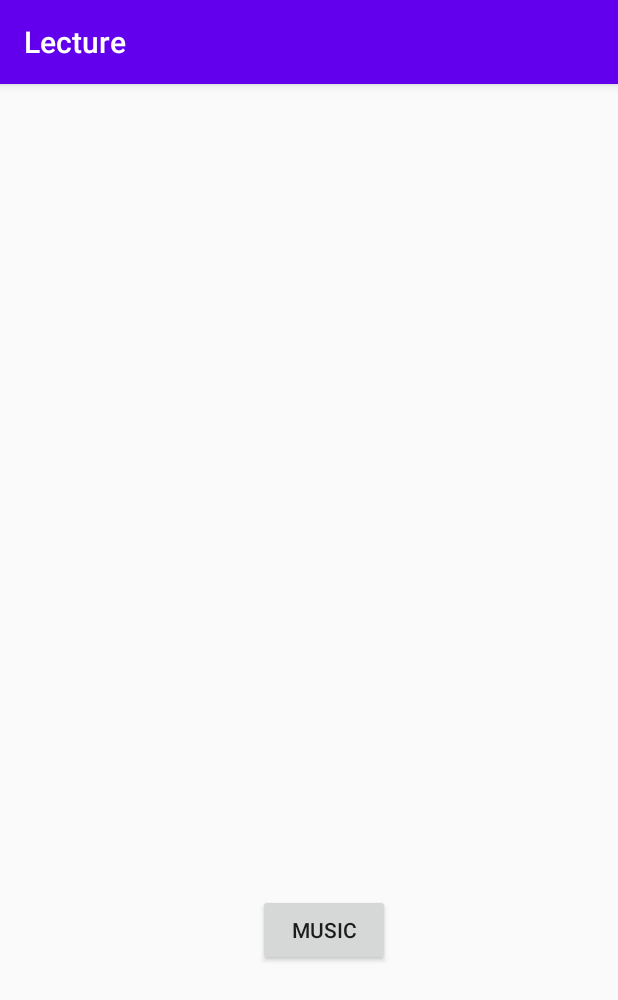
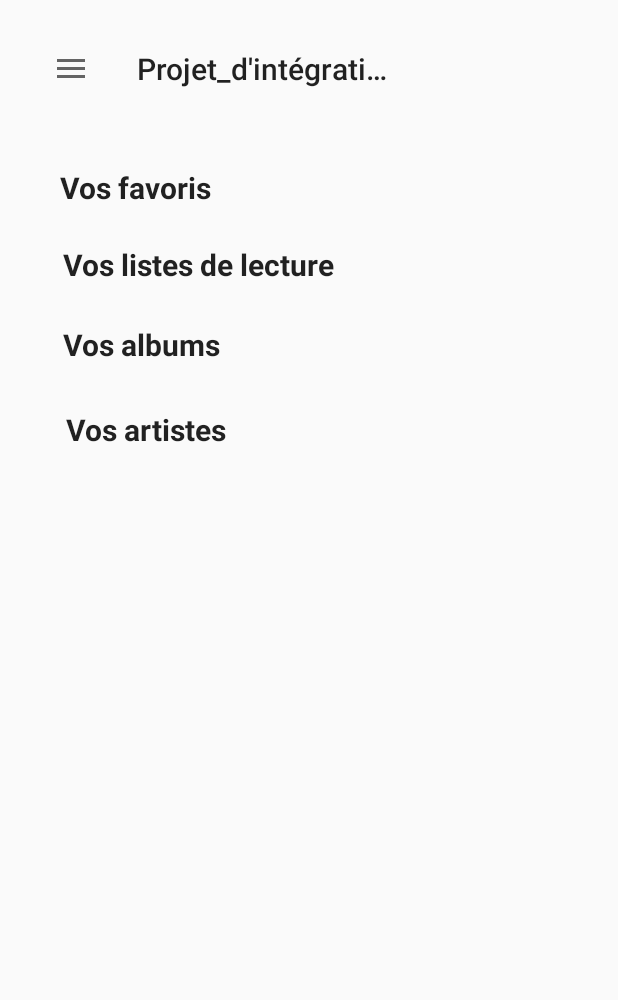
Before and after one commit to Raphlo92/ProjetIntegration-KBH, an Android app: the screen it shows after launch (MainActivity), on a phone screen of 412 x 824 dp. Shown: the top 1000 px of the screen. Run offline under Robolectric (Android 15) with nearby library versions, the phone set to English and light mode, and no system bars.

Commit message:
Revert "merge avec mon projet"
This reverts commit bddadd0ba3f200ad6e34c58c5316dfea41ee1719.

```diff
--- a/Projet_dintgration/app/src/main/java/com/example/lecture/MainActivity.java
+++ /dev/null
@@ -1,33 +0,0 @@
-package com.example.lecture;
-
-import androidx.appcompat.app.AppCompatActivity;
-
-import android.media.MediaPlayer;
-import android.os.Bundle;
-import android.widget.Button;
-import android.view.View;
-import android.content.Intent;
-
-
-public class MainActivity extends AppCompatActivity {
-    private Button button;
-
-    @Override
-    protected void onCreate(Bundle savedInstanceState) {
-        super.onCreate(savedInstanceState);
-        setContentView(R.layout.activity_main);
-
-        button = findViewById(R.id.musicButton);
-        button.setOnClickListener(new View.OnClickListener(){
-            @Override
-            public void onClick(View v) {
-                openMusicPage();
-            }
-        });
-    }
-
-    public void openMusicPage(){
-        Intent intent = new Intent(this, MediaActivity.class);
-        startActivity(intent);
-    }
-}
--- a/Projet_dintgration/app/src/main/res/layout/activity_main.xml
+++ b/Projet_dintgration/app/src/main/res/layout/activity_main.xml
@@ -1,19 +1,86 @@
 <?xml version="1.0" encoding="utf-8"?>
-<androidx.constraintlayout.widget.ConstraintLayout xmlns:android="http://schemas.android.com/apk/res/android"
+    <androidx.drawerlayout.widget.DrawerLayout xmlns:android="http://schemas.android.com/apk/res/android"
     xmlns:app="http://schemas.android.com/apk/res-auto"
     xmlns:tools="http://schemas.android.com/tools"
+    tools:context=".MainActivity"
+    android:layout_height="match_parent"
     android:layout_width="match_parent"
-    android:layout_height="match_parent"
-    tools:context=".MainActivity">
+    android:fitsSystemWindows="true"
+    android:id="@+id/drawer_layout"
+    android:layout_gravity="start"
+    tools:openDrawer="start">
+    <com.google.android.material.navigation.NavigationView
+        android:id="@+id/nav_view"
+        android:layout_width="wrap_content"
+        android:layout_height="match_parent"
+        android:layout_gravity="start"
+        app:headerLayout="@layout/navigation_drawer_header"
+        app:menu="@menu/main_menu">
+    </com.google.android.material.navigation.NavigationView>
+    <RelativeLayout android:layout_height="match_parent"
+        android:layout_width="match_parent">
 
-    <Button
-        android:id="@+id/musicButton"
-        android:layout_width="wrap_content"
-        android:layout_height="wrap_content"
-        android:layout_marginStart="172dp"
-        android:layout_marginLeft="172dp"
-        android:layout_marginBottom="180dp"
-        android:text="Music"
-        app:layout_constraintBottom_toBottomOf="parent"
-        app:layout_constraintStart_toStartOf="parent" />
-</androidx.constraintlayout.widget.ConstraintLayout>
+        <TextView
+            android:id="@+id/textView_homescreen_favoris"
+            style="@style/basic_title_text"
+            android:layout_width="wrap_content"
+            android:layout_height="wrap_content"
+            android:layout_alignParentStart="true"
+            android:layout_alignParentLeft="true"
+            android:layout_alignParentTop="true"
+            android:layout_marginStart="40dp"
+            android:layout_marginLeft="40dp"
+            android:layout_marginTop="111dp"
+            android:text="@string/homescreen_favoris" />
+
+        <TextView
+            android:id="@+id/textView_homescreen_liste_lecture"
+            android:layout_width="wrap_content"
+            android:layout_height="wrap_content"
+            android:layout_below="@+id/textView_homescreen_favoris"
+            android:layout_alignParentStart="true"
+            android:layout_alignParentLeft="true"
+            android:layout_marginStart="42dp"
+            android:layout_marginLeft="42dp"
+            android:layout_marginTop="24dp"
+            android:text="@string/homescreen_listes_lecture"
+            style="@style/basic_title_text"/>
+
+        <TextView
+            android:id="@+id/textView_homescreen_albums"
+            android:layout_width="wrap_content"
+            android:layout_height="wrap_content"
+            android:layout_below="@+id/textView_homescreen_liste_lecture"
+            android:layout_alignParentStart="true"
+            android:layout_alignParentLeft="true"
+            android:layout_marginStart="42dp"
+            android:layout_marginLeft="42dp"
+            android:layout_marginTop="26dp"
+            android:text="@string/homescreen_albums"
+            style="@style/basic_title_text"/>
+
+        <TextView
+            android:id="@+id/textView_homescreen_artiste"
+            style="@style/basic_title_text"
+            android:layout_width="wrap_content"
+            android:layout_height="wrap_content"
+            android:layout_below="@+id/textView_homescreen_albums"
+            android:layout_alignParentStart="true"
+            android:layout_alignParentLeft="true"
+            android:layout_marginStart="44dp"
+            android:layout_marginLeft="44dp"
+            android:layout_marginTop="29dp"
+            android:text="@string/homescreen_artiste" />
+
+        <androidx.appcompat.widget.Toolbar
+            android:id="@+id/toolbar"
+            android:layout_width="wrap_content"
+            android:layout_height="wrap_content"
+            android:layout_alignParentLeft="true"
+            android:layout_alignParentTop="true"
+            android:layout_marginLeft="19dp"
+            android:layout_marginTop="18dp"
+            android:minHeight="?attr/actionBarSize"
+            app:navigationIcon="@drawable/ic_hamburger_1" />
+    </RelativeLayout>
+</androidx.drawerlayout.widget.DrawerLayout>
--- a/Projet_dintgration/app/src/main/res/values/strings.xml
+++ b/Projet_dintgration/app/src/main/res/values/strings.xml
@@ -1,3 +1,30 @@
 <resources>
-    <string name="app_name">Lecture</string>
+    <string name="app_name">Projet_d\'intégration</string>
+    <string name="title_activity_music__page">Music_Page</string>
+    <!-- Strings used for fragments for navigation -->
+    <string name="first_fragment_label">First Fragment</string>
+    <string name="second_fragment_label">Second Fragment</string>
+    <string name="next">Next</string>
+    <string name="previous">Previous</string>
+
+    <string name="hello_first_fragment">Hello first fragment</string>
+    <string name="hello_second_fragment">Hello second fragment. Arg: %1$s</string>
+    <string name="homescreen_favoris">Vos favoris</string>
+    <string name="homescreen_listes_lecture">Vos listes de lecture</string>
+    <string name="homescreen_albums">Vos albums</string>
+    <string name="homescreen_artiste">Vos artistes</string>
+    <string name="nav_home">Page d\'accueil</string>
+    <string name="nav_favoris">Favoris</string>
+    <string name="nav_liste_lecture">Listes de lecture</string>
+    <string name="nav_bibliotheque">Bibliothèque</string>
+    <string name="nav_spotify_liercompte">Lier un compte</string>
+    <string name="nav_spotify_section">Spotify</string>
+    <string name="nav_spotify_liste_lecture">Listes de lecture Spotify</string>
+    <string name="nav_spotify_aimee">Chansons aimées</string>
+    <string name="nav_spotify_bibliotheque">Bibliothèque Spotify</string>
+    <string name="nav_spotify_logout">Déconnecter son compte Spotify</string>
+    <string name="navigation_open_drawer_description">Ouvrir le menu</string>
+    <string name="navigation_close_drawer_description">Fermer le menu</string>
+
+
 </resources>
--- a/Projet_dintgration/app/src/main/res/values/styles.xml
+++ b/Projet_dintgration/app/src/main/res/values/styles.xml
@@ -1,10 +1,25 @@
 <resources>
     <!-- Base application theme. -->
-    <style name="AppTheme" parent="Theme.AppCompat.Light.DarkActionBar">
+    <style name="AppTheme" parent="Theme.AppCompat.Light.NoActionBar">
         <!-- Customize your theme here. -->
         <item name="colorPrimary">@color/colorPrimary</item>
         <item name="colorPrimaryDark">@color/colorPrimaryDark</item>
         <item name="colorAccent">@color/colorAccent</item>
+        <item name="android:windowFullscreen">true</item>
+    </style>
+
+    <style name="AppTheme.NoActionBar">
+        <item name="windowActionBar">false</item>
+        <item name="windowNoTitle">true</item>
+        <item name="android:windowFullscreen">true</item>
+    </style>
+
+    <style name="AppTheme.AppBarOverlay" parent="ThemeOverlay.AppCompat.Dark.ActionBar" />
+
+    <style name="AppTheme.PopupOverlay" parent="ThemeOverlay.AppCompat.Light" />
+    <style name="basic_title_text" parent="TextAppearance.AppCompat">
+        <item name="android:textSize">20sp</item>
+        <item name="android:textStyle" >bold</item>
     </style>
 
 </resources>
--- a/Projet_dintgration/settings.gradle
+++ b/Projet_dintgration/settings.gradle
@@ -1,2 +1,2 @@
 include ':app'
-rootProject.name = "Lecture"
+rootProject.name = "Projet_d'intégration"
```
Also changed, not shown: Projet_dintgration/app/build.gradle (+6 -4 lines), Projet_dintgration/app/src/main/AndroidManifest.xml (+9 -6 lines), Projet_dintgration/app/src/main/java/com/example/lecture/MediaActivity.java (deleted, +0 -140 lines), Projet_dintgration/app/src/main/res/layout/activity_media_activity.xml (deleted, +0 -71 lines), Projet_dintgration/gradle/wrapper/gradle-wrapper.properties, 4 other files.
